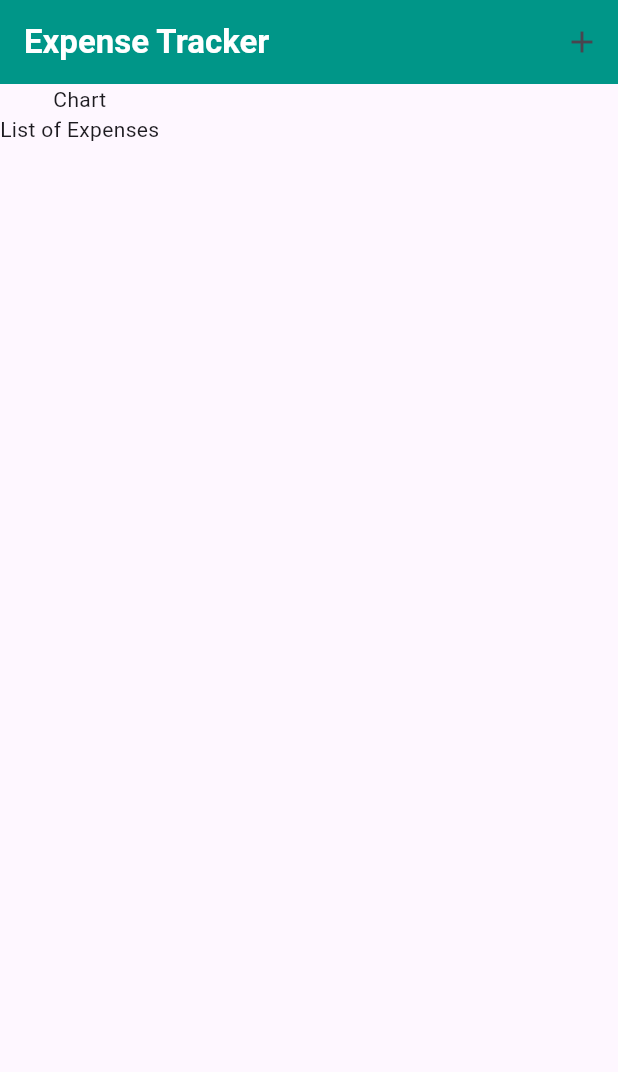
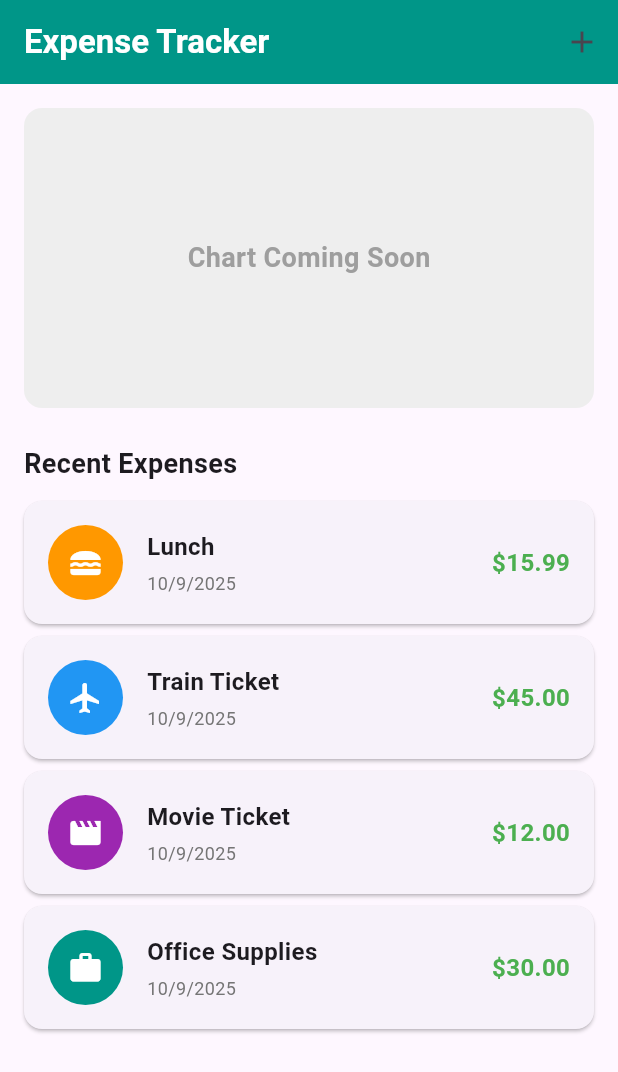
Before and after one commit to ivanjameslo/expense_tracker, a Flutter app: the screen it shows after launch, on a phone screen of 412 x 824 dp. Shown: the top 1072 px of the screen. Run offline on Flutter 3.47's test engine with Material 3 defaults, Android fonts, the phone set to English and light mode, and no system bars.

```diff
--- a/lib/expense.dart
+++ b/lib/expense.dart
@@ -1,4 +1,5 @@
 import 'package:expense_tracker/model/expense_item.dart';
+import 'package:expense_tracker/widgets/expense_item_widget.dart';
 import 'package:flutter/material.dart';
 
 class Expense extends StatefulWidget {
@@ -58,13 +59,54 @@ class _ExpenseState extends State<Expense> {
           ],
           backgroundColor: Colors.teal,
         ),
-      body: const Column(
-        children: [
-          Text('Chart'),
-          Text('List of Expenses'),
-        ],
+        body: Column(
+          children: [
+            // Chart placeholder
+            Container(
+              height: 200,
+              margin: const EdgeInsets.all(16),
+              decoration: BoxDecoration(
+                color: Colors.grey[200],
+                borderRadius: BorderRadius.circular(12),
+              ),
+              child: const Center(
+                child: Text(
+                  'Chart Coming Soon',
+                  style: TextStyle(
+                    fontSize: 18,
+                    fontWeight: FontWeight.bold,
+                    color: Colors.grey,
+                  ),
+                ),
+              ),
+            ),
+            // Expenses List Header
+            const Padding(
+              padding: EdgeInsets.symmetric(horizontal: 16, vertical: 8),
+              child: Row(
+                children: [
+                  Text(
+                    'Recent Expenses',
+                    style: TextStyle(
+                      fontSize: 18,
+                      fontWeight: FontWeight.bold,
+                    ),
+                  ),
+                ],
+              ),
+            ),
+            // Expenses List
+            Expanded(
+              child: ListView.builder(
+                itemCount: expenseItem.length,
+                itemBuilder: (BuildContext context, int index) {
+                  return ExpenseItemWidget(item: expenseItem[index]);
+                },
+              ),
+            ),
+          ],
+        ),
       ),
-    )
     );
   }
 }
--- a/lib/model/expense_item.dart
+++ b/lib/model/expense_item.dart
@@ -1,4 +1,13 @@
+import 'package:flutter/material.dart';
+
 enum Category {food, travel, leisure, work}
+
+const categoryIcons = {
+  Category.food: Icons.lunch_dining,
+  Category.travel: Icons.flight,
+  Category.leisure: Icons.movie,
+  Category.work: Icons.work,
+};
 
 class ExpenseItem {
   final String title;
@@ -12,4 +21,8 @@ class ExpenseItem {
     required this.category,
     required this.date,
   });
+
+  IconData get categoryIcon {
+    return categoryIcons[category] ?? Icons.help;
+  }
 }
--- /dev/null
+++ b/lib/widgets/expense_item_widget.dart
@@ -0,0 +1,81 @@
+import 'package:expense_tracker/model/expense_item.dart';
+import 'package:flutter/material.dart';
+
+class ExpenseItemWidget extends StatelessWidget {
+  final ExpenseItem item;
+  const ExpenseItemWidget({super.key, required this.item});
+
+  @override
+  Widget build(BuildContext context) {
+    return Card(
+      margin: const EdgeInsets.symmetric(horizontal: 16, vertical: 4),
+      child: Padding(
+        padding: const EdgeInsets.all(16.0),
+        child: Row(
+          children: [
+            // Category Icon
+            Container(
+              width: 50,
+              height: 50,
+              decoration: BoxDecoration(
+                color: _getCategoryColor(),
+                borderRadius: BorderRadius.circular(25),
+              ),
+              child: Icon(
+                item.categoryIcon,
+                color: Colors.white,
+                size: 24,
+              ),
+            ),
+            const SizedBox(width: 16),
+            // Title and Date
+            Expanded(
+              child: Column(
+                crossAxisAlignment: CrossAxisAlignment.start,
+                children: [
+                  Text(
+                    item.title,
+                    style: const TextStyle(
+                      fontWeight: FontWeight.bold,
+                      fontSize: 16,
+                    ),
+                  ),
+                  const SizedBox(height: 4),
+                  Text(
+                    '${item.date.day}/${item.date.month}/${item.date.year}',
+                    style: TextStyle(
+                      color: Colors.grey[600],
+                      fontSize: 12,
+                    ),
+                  ),
+                ],
+              ),
+            ),
+            // Amount
+            Text(
+              '\$${item.amount.toStringAsFixed(2)}',
+              style: const TextStyle(
+                fontWeight: FontWeight.bold,
+                fontSize: 16,
+                color: Colors.green,
+              ),
+            ),
+          ],
+        ),
+      ),
+    );
+  }
+
+  Color _getCategoryColor() {
+    switch (item.category) {
+      case Category.food:
+        return Colors.orange;
+      case Category.travel:
+        return Colors.blue;
+      case Category.leisure:
+        return Colors.purple;
+      case Category.work:
+        return Colors.teal;
+    }
+  }
+}
```
